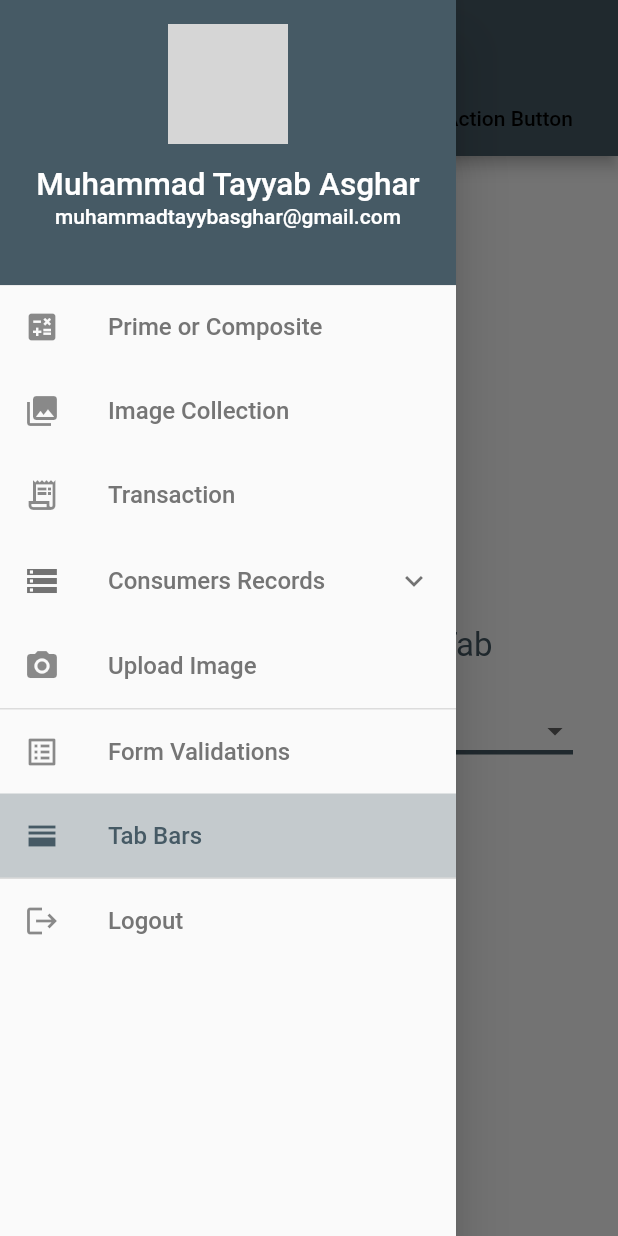
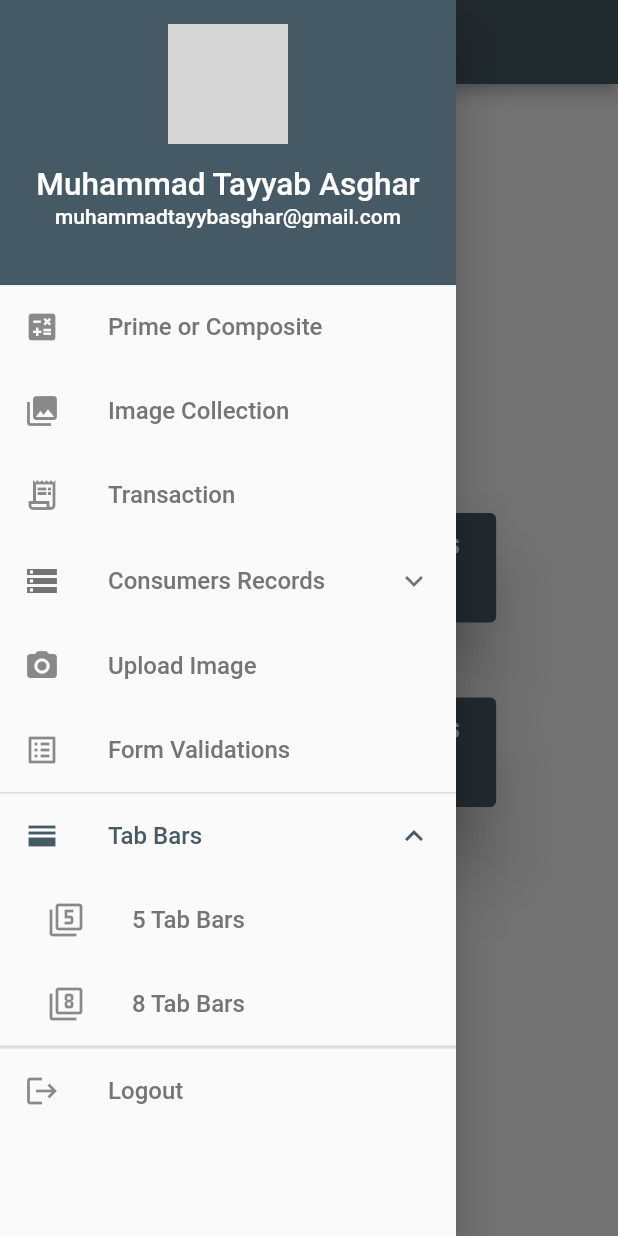
Before and after one commit to TayyabAsghar/MAD-Sem6, a Flutter app: the TabBars screen opened by its route, with the side drawer open, on a phone screen of 412 x 824 dp. Run offline on Flutter 3.47's test engine with Material 2 defaults, Android fonts, the phone set to English and light mode, and no system bars; our stand-ins replace image_picker; network calls fail; grey boxes are pictures that could not be loaded.

Commit message:
🚧 WORKING: Main tab screen is created going to work on second sub screen.

```diff
--- a/lib/components/navDrawer.dart
+++ b/lib/components/navDrawer.dart
@@ -3,15 +3,20 @@ import 'customAlertDialog.dart';
 
 class NavDrawer extends StatelessWidget {
   final _fontSize = 16.0;
+  static const consumerSubTiles = [
+    '/consumers',
+    '/view-consumers',
+    '/add-consumers',
+  ];
+  static const tabSubTiles = [
+    '/tab-bars',
+    '/tab-with-5bars',
+    '/add-consumers',
+  ];
 
   @override
   Widget build(BuildContext context) {
     final _currentRoute = ModalRoute.of(context).settings.name;
-    final subTiles = [
-      '/consumers',
-      '/view-consumers',
-      '/add-consumers',
-    ];
 
     return ListView(
       padding: EdgeInsets.zero,
@@ -116,7 +121,7 @@ class NavDrawer extends StatelessWidget {
                   : Colors.grey[600],
             ),
           ),
-          initiallyExpanded: subTiles.contains(_currentRoute),
+          initiallyExpanded: consumerSubTiles.contains(_currentRoute),
           onExpansionChanged: (val) {
             Navigator.pop(context);
 
@@ -189,10 +194,6 @@ class NavDrawer extends StatelessWidget {
               Navigator.pushNamed(context, '/picture');
           },
         ),
-        Divider(
-          height: 1,
-          thickness: 1,
-        ),
         ListTile(
           leading: Icon(Icons.list_alt_outlined),
           title: Text(
@@ -213,25 +214,69 @@ class NavDrawer extends StatelessWidget {
               Navigator.pushNamed(context, '/form-validations');
           },
         ),
-        ListTile(
+        ExpansionTile(
           leading: Icon(Icons.horizontal_split),
           title: Text(
             'Tab Bars',
             style: TextStyle(
               fontSize: _fontSize,
-              color: _currentRoute == '/tab-bar'
+              color: _currentRoute == '/tab-bars'
                   ? Theme.of(context).primaryColor
                   : Colors.grey[600],
             ),
           ),
-          selectedTileColor: Theme.of(context).primaryColor.withOpacity(0.3),
-          selected: _currentRoute == '/tab-bar',
-          onTap: () {
+          initiallyExpanded: tabSubTiles.contains(_currentRoute),
+          onExpansionChanged: (val) {
             Navigator.pop(context);
 
-            if (_currentRoute != '/tab-bar')
-              Navigator.pushNamed(context, '/tab-bar');
+            if (val) Navigator.pushNamed(context, '/tab-bars');
           },
+          children: [
+            ListTile(
+              contentPadding: EdgeInsets.only(left: 32),
+              leading: Icon(Icons.filter_5),
+              title: Text(
+                '5 Tab Bars',
+                style: TextStyle(
+                  fontSize: _fontSize,
+                  color: _currentRoute == '/tab-with-5bars'
+                      ? Theme.of(context).primaryColor
+                      : Colors.grey[600],
+                ),
+              ),
+              selectedTileColor:
+                  Theme.of(context).primaryColor.withOpacity(0.3),
+              selected: _currentRoute == '/tab-with-5bars',
+              onTap: () {
+                Navigator.pop(context);
+
+                if (_currentRoute != '/tab-with-5bars')
+                  Navigator.pushNamed(context, '/tab-with-5bars');
+              },
+            ),
+            ListTile(
+              contentPadding: EdgeInsets.only(left: 32),
+              leading: Icon(Icons.filter_8),
+              title: Text(
+                '8 Tab Bars',
+                style: TextStyle(
+                  fontSize: _fontSize,
+                  color: _currentRoute == '/add-consumers'
+                      ? Theme.of(context).primaryColor
+                      : Colors.grey[600],
+                ),
+              ),
+              selectedTileColor:
+                  Theme.of(context).primaryColor.withOpacity(0.3),
+              selected: _currentRoute == '/add-consumers',
+              onTap: () {
+                Navigator.pop(context);
+
+                if (_currentRoute != '/add-consumers')
+                  Navigator.pushNamed(context, '/add-consumers');
+              },
+            )
+          ],
         ),
         Divider(
           height: 1,
--- a/lib/main.dart
+++ b/lib/main.dart
@@ -7,6 +7,7 @@ import 'screens/consumers.dart';
 import 'screens/collection.dart';
 import 'screens/transaction.dart';
 import 'screens/addConsumers.dart';
+import 'screens/tabWith5Bars.dart';
 import 'screens/viewConsumers.dart';
 import 'screens/formValidations.dart';
 
@@ -33,7 +34,8 @@ class MyApp extends StatelessWidget {
         '/add-consumers': (context) => AddConsumers(),
         '/picture': (context) => Picture(),
         '/form-validations': (context) => FormValidations(),
-        '/tab-bar': (context) => TabBars(),
+        '/tab-bars': (context) => TabBars(),
+        '/tab-with-5bars': (context) => TabWith5Bars(),
       },
     );
   }
--- a/lib/screens/tabBars.dart
+++ b/lib/screens/tabBars.dart
@@ -8,223 +8,90 @@ class TabBars extends StatefulWidget {
   _TabBarState createState() => _TabBarState();
 }
 
-class _TabBarState extends State<TabBars> with SingleTickerProviderStateMixin {
-  static const _alignments = [
-    Alignment.center,
-    Alignment.bottomCenter,
-    Alignment.centerLeft,
-    Alignment.topCenter,
-    Alignment.centerRight,
-    Alignment.topLeft,
-    Alignment.bottomLeft,
-    Alignment.topRight,
-    Alignment.bottomRight,
-  ];
-  static const _driveAlignments = [
-    Alignment.center,
-    Alignment.centerRight,
-    Alignment.centerLeft,
-  ];
-
-  static const items = [
-    'Dropdown',
-    'Elevated Button',
-    'Floating Action Button',
-    'Icon Button',
-    'Pop-up Button'
-  ];
-
-  final random = Random();
-  TabController _tabController;
-  int _index = 0;
-  int _drive = 0;
-  bool changeSize = true;
-  String dropdownController = items[0];
-  String popupController = items[4];
-
-  AlignmentGeometry get _alignment => _alignments[_index];
-  AlignmentGeometry get _driveAlignment => _driveAlignments[_drive % 3];
-
-  void setAlignment() {
-    int temp = random.nextInt(20) % _alignments.length;
-
-    do {
-      // To Save from same number appear together
-      if (_index != temp) {
-        _index = temp;
-        break;
-      } else
-        temp = random.nextInt(20) % _alignments.length;
-    } while (true);
-  }
-
-  @override
-  void initState() {
-    super.initState();
-    _tabController = TabController(length: 5, vsync: this);
-  }
-
-  @override
-  void dispose() {
-    _tabController.dispose();
-    super.dispose();
-  }
+class _TabBarState extends State<TabBars> {
+  bool rotateFirst = false;
+  bool rotateSecond = false;
 
   @override
   Widget build(BuildContext context) {
     return Scaffold(
       appBar: AppBar(
         title: Text('Tab Bars'),
-        bottom: TabBar(
-          unselectedLabelColor: Colors.black,
-          indicatorSize: TabBarIndicatorSize.label,
-          isScrollable: true,
-          controller: _tabController,
-          indicatorColor: Colors.white,
-          tabs: [
-            Tab(text: 'Dropdown'),
-            Tab(text: 'Elevated Button'),
-            Tab(text: 'Floating Action Button'),
-            Tab(text: 'Icon Button'),
-            Tab(text: 'Pop-up Button'),
-          ],
-        ),
       ),
       drawer: Drawer(
         child: NavDrawer(),
       ),
-      body: TabBarView(
-        controller: _tabController,
-        children: [
-          Center(
-            child: Column(
-              mainAxisAlignment: MainAxisAlignment.center,
-              children: [
-                Text('Move to the selected Tab', style: kDropdownItemsStyle),
-                SizedBox(height: 20),
-                Padding(
-                  padding: const EdgeInsets.symmetric(horizontal: 30),
-                  child: DropdownButton(
-                    value: dropdownController,
-                    onChanged: (value) => setState(
-                      () {
-                        dropdownController = value;
-                        _tabController.animateTo(
-                          items.indexOf(value),
-                        );
-                      },
-                    ),
-                    style: kDropdownItemsStyle,
-                    isExpanded: true,
-                    items: items
-                        .map(
-                          (val) => DropdownMenuItem(
-                            child: Text(val),
-                            value: val,
-                          ),
-                        )
-                        .toList(),
-                    underline: Container(
-                      height: 3,
-                      color: Theme.of(context).primaryColor,
-                    ),
+      body: Center(
+        child: Column(
+          mainAxisAlignment: MainAxisAlignment.center,
+          children: [
+            AnimatedContainer(
+              alignment: FractionalOffset.center,
+              duration: Duration(milliseconds: 500),
+              transform: Matrix4.identity()
+                ..setEntry(3, 2, 0.001) // perspective
+                ..rotateZ((rotateFirst ? 180 : 0) / 180 * pi),
+              child: ElevatedButton(
+                child: Padding(
+                  padding: const EdgeInsets.all(8.0),
+                  child: Column(
+                    children: [
+                      Text(
+                        'Screen With 5 TabBars',
+                        style: TextStyle(fontSize: 20),
+                      ),
+                      SizedBox(height: 10),
+                      Icon(Icons.filter_5),
+                    ],
                   ),
                 ),
-              ],
+                style: ButtonStyle(
+                  elevation: MaterialStateProperty.all(20),
+                ),
+                onPressed: () => setState(() => rotateSecond = !rotateSecond),
+              ),
+              onEnd: () {
+                if (rotateFirst) {
+                  Navigator.pushNamed(context, '/tab-with-5bars');
+                  setState(() => rotateFirst = false);
+                }
+              },
             ),
-          ),
-          Center(
-            child: AnimatedAlign(
-              alignment: _alignment,
-              curve: Curves.easeInOutBack,
-              duration: const Duration(seconds: 2),
+            SizedBox(height: 50),
+            AnimatedContainer(
+              alignment: FractionalOffset.center,
+              duration: Duration(milliseconds: 500),
+              transform: Matrix4.identity()
+                ..setEntry(3, 2, 0.001) // perspective
+                ..rotateZ((rotateSecond ? 180 : 0) / 180 * pi),
               child: ElevatedButton(
-                style: ButtonStyle(
-                  elevation: MaterialStateProperty.all(10),
-                ),
                 child: Padding(
                   padding: const EdgeInsets.all(8.0),
-                  child: Text('PRESS ME'),
-                ),
-                onPressed: () => setState(() => setAlignment()),
-              ),
-            ),
-          ),
-          Center(
-            child: AnimatedContainer(
-              width: changeSize ? 80 : 250,
-              height: changeSize ? 80 : 250,
-              curve: Curves.fastOutSlowIn,
-              duration: const Duration(milliseconds: 1500),
-              child: FloatingActionButton(
-                elevation: 10,
-                child: Padding(
-                  padding: const EdgeInsets.all(8.0),
-                  child: Icon(
-                    Icons.add,
-                    size: changeSize ? 40 : 120,
+                  child: Column(
+                    children: [
+                      Text(
+                        'Screen With 8 TabBars',
+                        style: TextStyle(fontSize: 20),
+                      ),
+                      SizedBox(height: 10),
+                      Icon(Icons.filter_8),
+                    ],
                   ),
                 ),
-                onPressed: () => setState(() => changeSize = !changeSize),
-              ),
-            ),
-          ),
-          Center(
-            child: AnimatedAlign(
-              alignment: _driveAlignment,
-              curve: Curves.easeInOutBack,
-              duration: const Duration(seconds: 2),
-              child: IconButton(
-                splashRadius: 1,
-                color: Theme.of(context).primaryColor,
-                iconSize: 60,
-                icon: Icon(Icons.local_shipping),
-                onPressed: () => setState(() => _drive++),
+                style: ButtonStyle(
+                  elevation: MaterialStateProperty.all(20),
+                ),
+                onPressed: () => setState(() => rotateFirst = !rotateFirst),
               ),
               onEnd: () {
-                if (_drive % 3 != 0) setState(() => _drive++);
+                if (rotateSecond) {
+                  Navigator.pushNamed(context, '/tab-with-5bars');
+                  setState(() => rotateSecond = false);
+                }
               },
             ),
-          ),
-          Center(
-            child: Column(
-              mainAxisAlignment: MainAxisAlignment.center,
-              children: [
-                Text('Move to the selected Tab', style: kDropdownItemsStyle),
-                SizedBox(height: 20),
-                Padding(
-                  padding: const EdgeInsets.symmetric(horizontal: 30),
-                  child: PopupMenuButton(
-                    initialValue: popupController,
-                    icon: Icon(
-                      Icons.tab,
-                      color: Theme.of(context).primaryColor,
-                    ),
-                    iconSize: 40,
-                    onSelected: (value) => setState(
-                      () {
-                        popupController = value;
-                        _tabController.animateTo(
-                          items.indexOf(value),
-                        );
-                      },
-                    ),
-                    itemBuilder: (context) => items
-                        .map(
-                          (val) => PopupMenuItem(
-                            child: Text(val),
-                            value: val,
-                          ),
-                        )
-                        .toList(),
-                    offset: Offset(-100, 200),
-                    elevation: 32,
-                  ),
-                ),
-              ],
-            ),
-          ),
-        ],
+          ],
+        ),
       ),
     );
   }
```
Also changed, not shown: lib/screens/tabWith5Bars.dart (added, +232 -0 lines).
